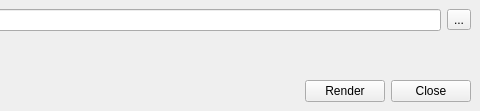
Qt form ui/main.ui (iceanimations/renderShots) before a commit; both pictures show x 335 to 815 and y 0 to 111 of the 815 by 111 pixel window.
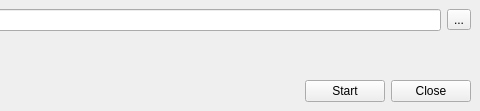
The same form after that commit.

Diff of the .ui file:
```diff
--- a/ui/main.ui
+++ b/ui/main.ui
@@ -77,7 +77,7 @@
          <string>Render selected shots</string>
         </property>
         <property name="text">
-         <string>Render</string>
+         <string>Start</string>
         </property>
        </widget>
       </item>
```
